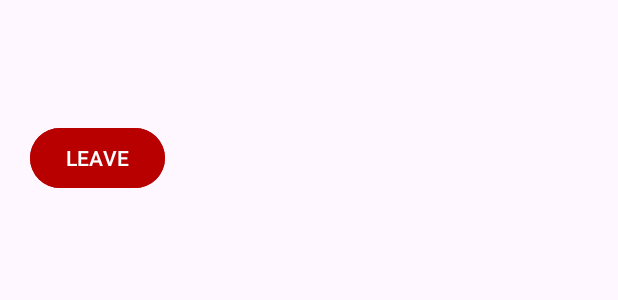
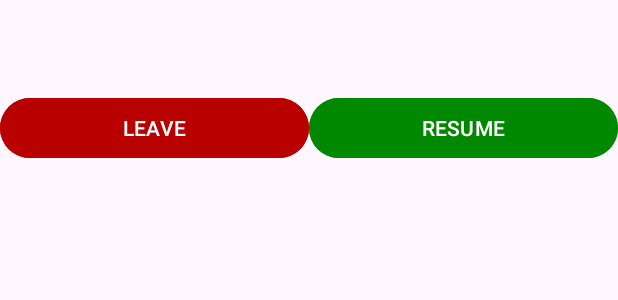
Before and after one commit to procraft21/VampireVictims, an Android app: the layout pause_dialog.xml on its own in the app's theme, with its tools: preview values and no code run, on a phone screen of 412 x 824 dp. Shown: the top 300 px of the screen. Run offline under Robolectric (Android 15) with nearby library versions, the phone set to English and light mode, and no system bars.

Commit message:
changed the pause menu to be a bit better looking

```diff
--- a/app/src/main/java/com/example/projectcyber/GameActivity/Equipment/LevelUpEquipmentTable.java
+++ b/app/src/main/java/com/example/projectcyber/GameActivity/Equipment/LevelUpEquipmentTable.java
@@ -152,4 +152,5 @@ public class LevelUpEquipmentTable {
         }
         return null;
     }
+
 }
--- a/app/src/main/res/layout/pause_dialog.xml
+++ b/app/src/main/res/layout/pause_dialog.xml
@@ -26,14 +26,27 @@
 
     </androidx.recyclerview.widget.RecyclerView>
 
-    <Button
-        android:id="@+id/leaveButton"
-        android:layout_width="wrap_content"
+    <LinearLayout
+        android:layout_width="match_parent"
         android:layout_height="0dp"
-        android:layout_margin="20dp"
         android:layout_weight="0.5"
-        android:backgroundTint="#B80000"
-        android:backgroundTintMode="add"
-        android:text="LEAVE" />
+        android:orientation="horizontal">
+
+        <Button
+            android:id="@+id/leaveButton"
+            android:layout_width="0dp"
+            android:layout_height="match_parent"
+            android:layout_weight="1"
+            android:backgroundTint="#B80000"
+            android:text="LEAVE" />
+
+        <Button
+            android:id="@+id/resumeButton"
+            android:layout_width="0dp"
+            android:layout_height="match_parent"
+            android:layout_weight="1"
+            android:backgroundTint="#008800"
+            android:text="RESUME" />
+    </LinearLayout>
 
 </LinearLayout>
```
Also changed, not shown: app/src/main/java/com/example/projectcyber/GameActivity/GameActivity.java (+12 -9 lines), app/src/main/java/com/example/projectcyber/GameActivity/gameObjects/Player.java (+7 -4 lines), app/src/main/res/layout/equipment_in_pause.xml (+28 -17 lines), app/src/main/res/drawable/player_img.png.
